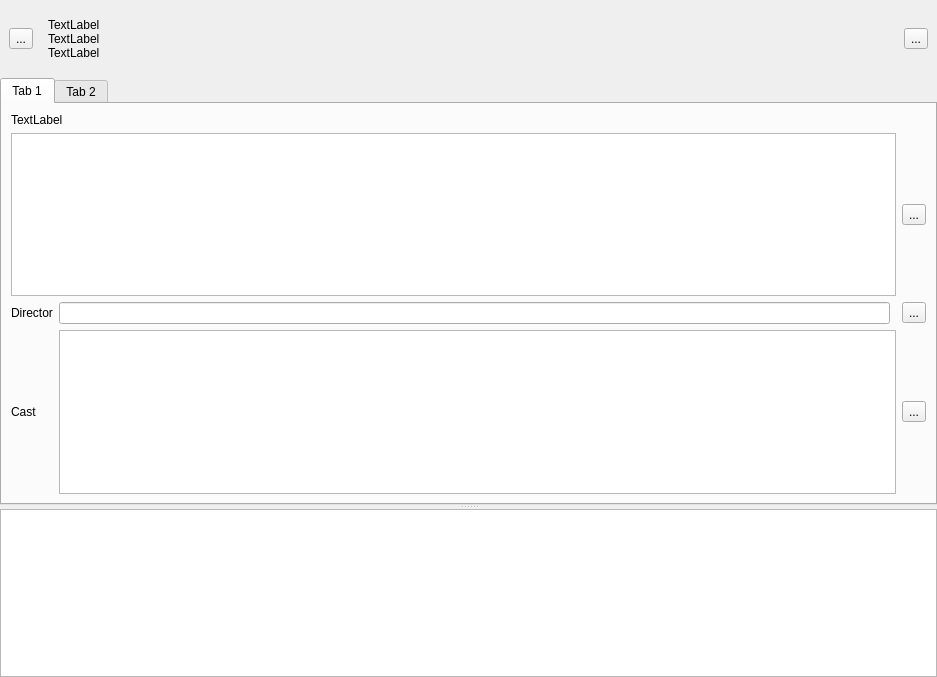
This is src/panelview.ui in app211/jaqet as Qt 5 draws it before an edit. The edited form follows.
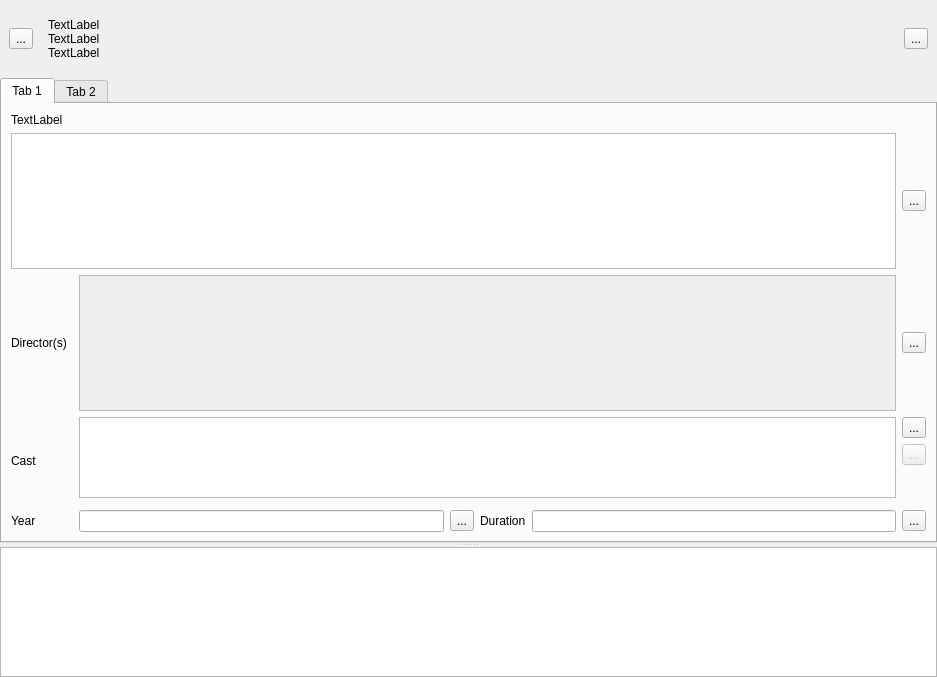
This is the edited form. Icons and pictures are not drawn.

```diff
--- a/src/panelview.ui
+++ b/src/panelview.ui
@@ -2,6 +2,9 @@
 <ui version="4.0">
  <class>PanelView</class>
  <widget class="QWidget" name="PanelView">
+  <property name="enabled">
+   <bool>true</bool>
+  </property>
   <property name="geometry">
    <rect>
     <x>0</x>
@@ -151,51 +154,27 @@
               <string>Tab 1</string>
              </attribute>
              <layout class="QGridLayout" name="gridLayout">
-              <item row="4" column="3">
-               <widget class="QToolButton" name="castToolButton">
+            <item row="9" column="4">
+             <widget class="QLabel" name="label_4">
                 <property name="text">
-                 <string>...</string>
+               <string>Duration</string>
                 </property>
                </widget>
               </item>
-              <item row="2" column="1">
-               <widget class="QLineEdit" name="directorLineEdit"/>
-              </item>
-              <item row="4" column="1" colspan="2">
-               <widget class="QListWidget" name="castListWidget"/>
-              </item>
-              <item row="2" column="3">
-               <widget class="QToolButton" name="directorToolButton">
-                <property name="text">
-                 <string>...</string>
-                </property>
-               </widget>
-              </item>
-              <item row="4" column="0">
+            <item row="9" column="5">
+             <widget class="QLineEdit" name="lineEdit_2"/>
+            </item>
+            <item row="4" column="0" rowspan="5">
                <widget class="QLabel" name="label">
                 <property name="text">
                  <string>Cast</string>
                 </property>
                </widget>
               </item>
-              <item row="2" column="0">
-               <widget class="QLabel" name="label_2">
-                <property name="text">
-                 <string>Director</string>
-                </property>
-               </widget>
-              </item>
-              <item row="1" column="3">
-               <widget class="QToolButton" name="toolButtonSysnopsis">
-                <property name="text">
-                 <string>...</string>
-                </property>
-               </widget>
-              </item>
-              <item row="0" column="0" colspan="3">
+            <item row="0" column="0" colspan="7">
                <widget class="QLabel" name="labelUrl">
                 <property name="sizePolicy">
-                 <sizepolicy hsizetype="Preferred" vsizetype="Expanding">
+               <sizepolicy hsizetype="Preferred" vsizetype="Fixed">
                   <horstretch>0</horstretch>
                   <verstretch>0</verstretch>
                  </sizepolicy>
@@ -208,8 +187,115 @@
                 </property>
                </widget>
               </item>
-              <item row="1" column="0" colspan="3">
-               <widget class="QTextEdit" name="synopsis"/>
+            <item row="9" column="2">
+             <widget class="QLineEdit" name="yearEdit"/>
+            </item>
+            <item row="4" column="2" rowspan="4" colspan="4">
+             <widget class="QListWidget" name="castListWidget">
+              <property name="enabled">
+               <bool>true</bool>
+              </property>
+             </widget>
+            </item>
+            <item row="9" column="6">
+             <widget class="QToolButton" name="toolButton_2">
+              <property name="text">
+               <string>...</string>
+              </property>
+             </widget>
+            </item>
+            <item row="1" column="0" colspan="6">
+             <widget class="QTextEdit" name="synopsis">
+              <property name="enabled">
+               <bool>true</bool>
+              </property>
+              <property name="readOnly">
+               <bool>true</bool>
+              </property>
+             </widget>
+            </item>
+            <item row="4" column="6">
+             <widget class="QToolButton" name="toolButton_3">
+              <property name="text">
+               <string>...</string>
+              </property>
+              <property name="icon">
+               <iconset theme="list-add">
+                <normaloff/>
+               </iconset>
+              </property>
+             </widget>
+            </item>
+            <item row="3" column="0">
+             <widget class="QLabel" name="label_2">
+              <property name="text">
+               <string>&lt;html&gt;&lt;head/&gt;&lt;body&gt;&lt;p&gt;Director(s)&lt;/p&gt;&lt;/body&gt;&lt;/html&gt;</string>
+              </property>
+             </widget>
+            </item>
+            <item row="9" column="3">
+             <widget class="QToolButton" name="toolButton">
+              <property name="text">
+               <string>...</string>
+              </property>
+             </widget>
+            </item>
+            <item row="9" column="0">
+             <widget class="QLabel" name="label_3">
+              <property name="text">
+               <string>Year</string>
+              </property>
+             </widget>
+            </item>
+            <item row="1" column="6">
+             <widget class="QToolButton" name="toolButtonSysnopsis">
+              <property name="text">
+               <string>...</string>
+              </property>
+              <property name="icon">
+               <iconset resource="../resources/resources.qrc">
+                <normaloff>:/resources/Edit.png</normaloff>:/resources/Edit.png</iconset>
+              </property>
+              <property name="checkable">
+               <bool>true</bool>
+              </property>
+             </widget>
+            </item>
+            <item row="5" column="6">
+             <widget class="QToolButton" name="actionCastRemove">
+              <property name="enabled">
+               <bool>false</bool>
+              </property>
+              <property name="text">
+               <string>...</string>
+              </property>
+              <property name="icon">
+               <iconset theme="list-remove">
+                <normaloff/>
+               </iconset>
+              </property>
+             </widget>
+            </item>
+            <item row="3" column="2" colspan="4">
+             <widget class="QListWidget" name="directorlistWidget">
+              <property name="enabled">
+               <bool>false</bool>
+              </property>
+             </widget>
+            </item>
+            <item row="3" column="6">
+             <widget class="QToolButton" name="directorToolButton">
+              <property name="text">
+               <string>...</string>
+              </property>
+              <property name="icon">
+               <iconset resource="../resources/resources.qrc">
+                <normaloff>:/resources/Edit.png</normaloff>:/resources/Edit.png</iconset>
+              </property>
+              <property name="checkable">
+               <bool>true</bool>
+              </property>
+             </widget>
               </item>
              </layout>
             </widget>
```
Left out of the diff: 73 changed lines with no effect on the pictures. Lines whose indentation alone changed are shown as unchanged.
